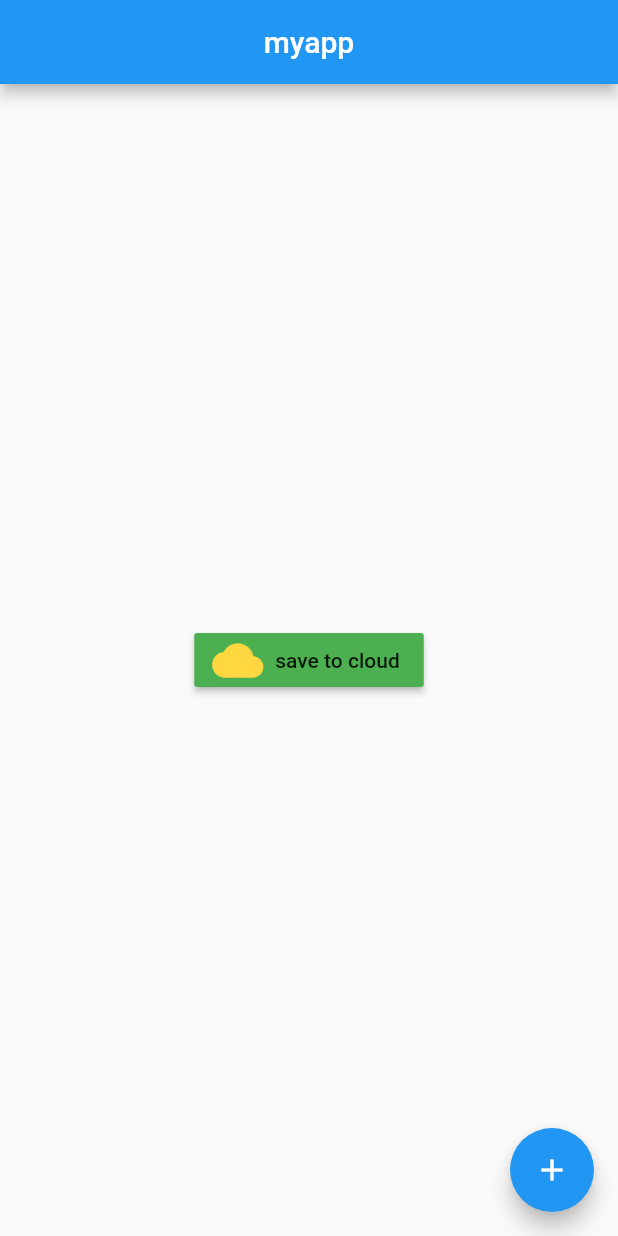
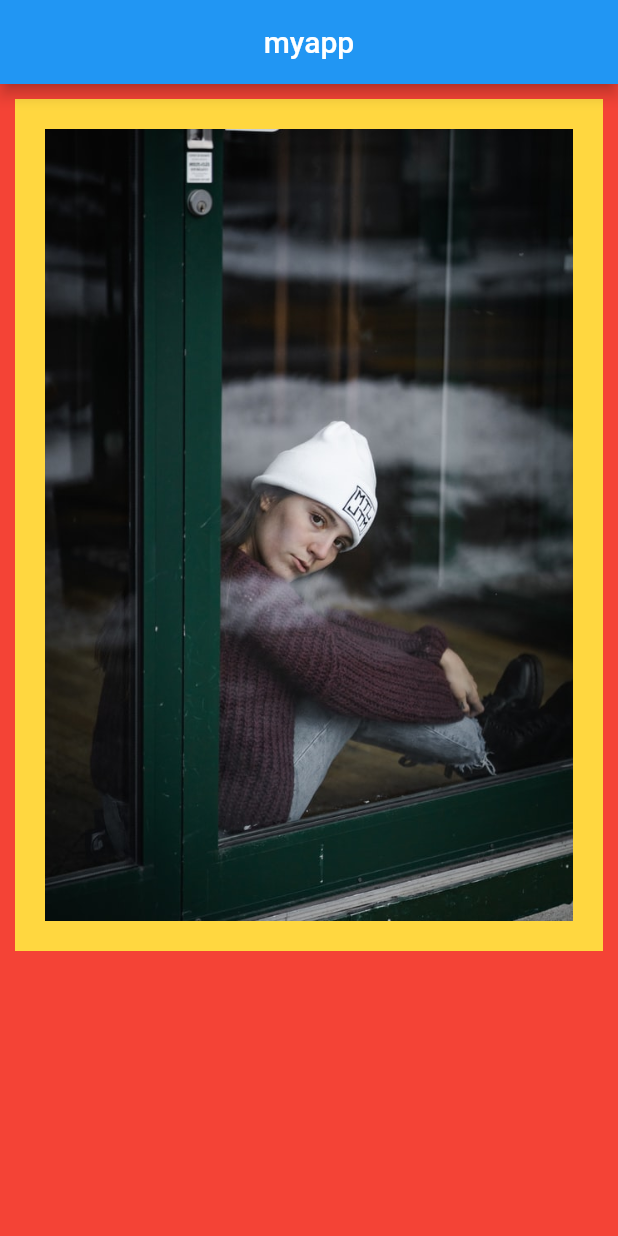
Before and after one commit to devendra-alt/flutter_base, a Flutter app: the screen it shows after launch, on a phone screen of 412 x 824 dp. Run offline on Flutter 3.47's test engine with Material 2 defaults, Android fonts, the phone set to English and light mode, and no system bars.

Commit message:
container and padding

```diff
--- a/lib/main.dart
+++ b/lib/main.dart
@@ -13,29 +13,13 @@ class Home extends StatelessWidget {
         title: Text('myapp'),
         centerTitle: true,
       ),
-      body: Center(
-          //child :
-          // child:IconButton(
-          // onPressed: (){},
-          // icon: Icons.add,
-          child: RaisedButton.icon(
-        onPressed: () {
-          print('saved to cloud');
-        },
-        icon: Icon(
-          Icons.wb_cloudy,
-          color: Colors.amberAccent,
-          size: 34.0,
-        ),
-        color: Colors.green,
-        label: Text('save to cloud'),
-      )),
-      floatingActionButton: FloatingActionButton(
-        onPressed: () {},
-        child: Icon(
-          Icons.add,
-        ),
+      body: Container(
+        child: Image.asset('images/img01.jpg'),
+        padding: EdgeInsets.fromLTRB(20, 20, 20, 20),
+        margin: EdgeInsets.fromLTRB(10, 10, 10, 10),
+        color: Colors.amberAccent,
       ),
+      backgroundColor: Colors.red,
     );
   }
 }
--- a/pubspec.yaml
+++ b/pubspec.yaml
@@ -45,8 +45,8 @@ flutter:
   uses-material-design: true
 
   # To add assets to your application, add an assets section, like this:
-  # assets:
-  #   - images/a_dot_burr.jpeg
+  assets:
+   - images/
   #   - images/a_dot_ham.jpeg
 
   # An image asset can refer to one or more resolution-specific "variants", see
```
Also changed, not shown: images/img01.jpg (renamed from assets/images/img01.jpg).
